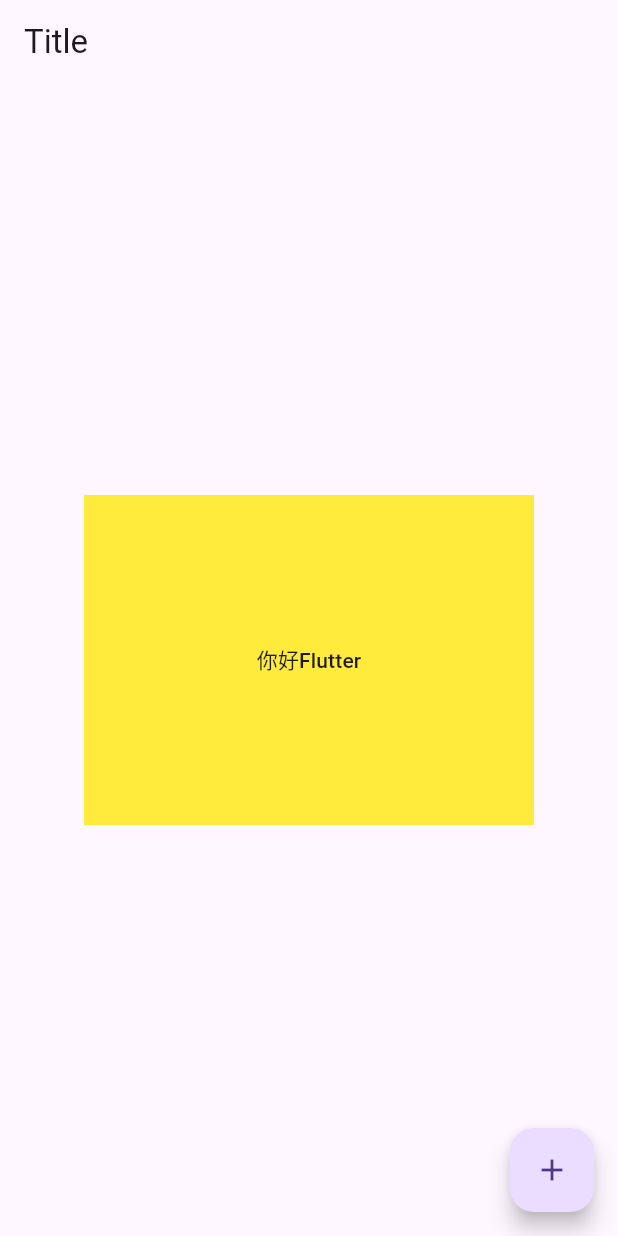
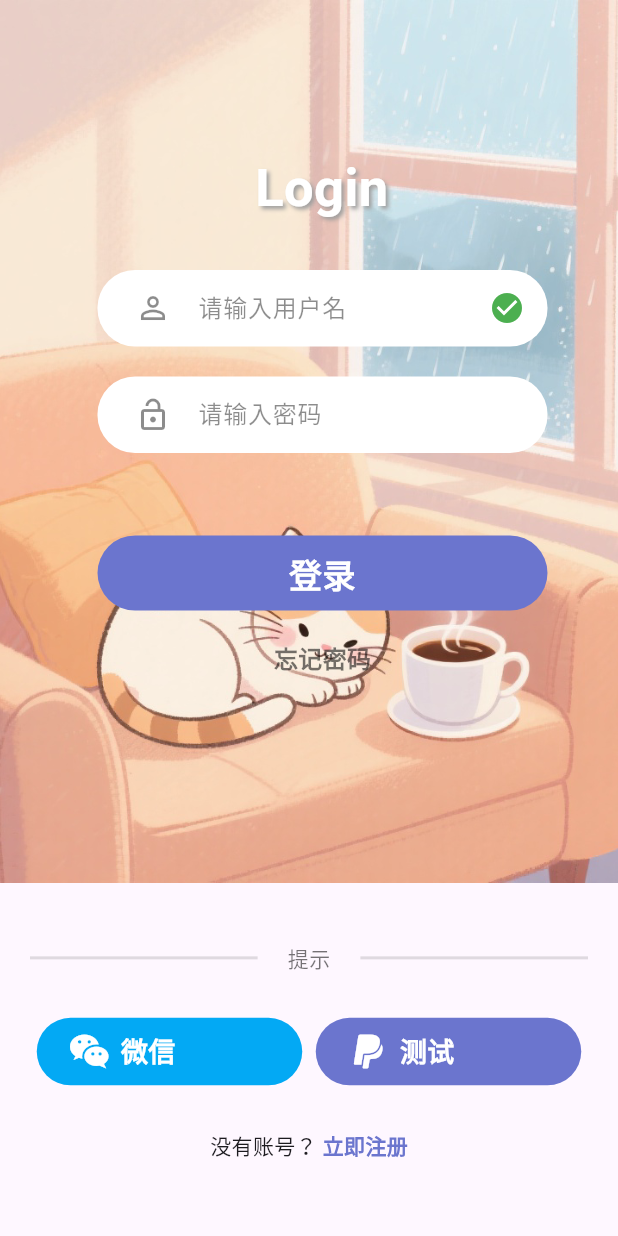
Before and after one commit to Mhua99/flutter_project, a Flutter app: the screen it shows after launch, on a phone screen of 412 x 824 dp. Run offline on Flutter 3.47's test engine with Material 3 defaults, Android fonts, the phone set to English and light mode, and no system bars; our stand-ins replace dio, readmore.

Commit message:
feat: demo21

```diff
--- /dev/null
+++ b/lib/demo21/main.dart
@@ -0,0 +1,255 @@
+import 'package:flutter/material.dart';
+
+class MyApp extends StatelessWidget {
+  const MyApp({super.key});
+
+  @override
+  Widget build(BuildContext context) {
+    return const MaterialApp(home: MyHomePage());
+  }
+}
+
+class MyHomePage extends StatefulWidget {
+  const MyHomePage({super.key});
+
+  @override
+  State<MyHomePage> createState() => _MyHomePageState();
+}
+
+class _MyHomePageState extends State<MyHomePage> {
+  @override
+  Widget build(BuildContext context) {
+    Size size = MediaQuery.of(context).size;
+    return Scaffold(
+      // appBar: AppBar(title: const Text('login page')),
+      body: Column(
+        mainAxisAlignment: MainAxisAlignment.start,
+        children: [
+          Stack(
+            children: [
+              SizedBox(
+                width: size.width,
+                height: size.height / 1.4,
+                child: Image.asset("assets/demo21/1.png", fit: BoxFit.cover),
+              ),
+              Positioned(
+                top: 100,
+                left: 170,
+                child: Text(
+                  "Login",
+                  style: TextStyle(
+                    fontSize: 35,
+                    fontWeight: FontWeight.bold,
+                    color: Colors.white,
+                    shadows: [
+                      Shadow(
+                        color: Colors.grey, // 阴影颜色
+                        offset: Offset(2, 2), // 阴影偏移量 (x, y)
+                        blurRadius: 3, // 阴影模糊半径
+                      ),
+                    ],
+                  ),
+                ),
+              ),
+              Positioned(
+                top: 180,
+                left: 65,
+                child: Column(
+                  children: [
+                    usernameInput(),
+                    SizedBox(height: 20),
+                    passwordInput(),
+                    SizedBox(height: 55),
+                    Container(
+                      width: 300,
+                      height: 50,
+                      decoration: BoxDecoration(
+                        color: Color(0xFF6B75CE),
+                        borderRadius: BorderRadius.circular(25),
+                      ),
+                      child: Padding(
+                        padding: EdgeInsets.only(top: 10),
+                        child: Text(
+                          "登录",
+                          textAlign: TextAlign.center,
+                          style: TextStyle(
+                            color: Colors.white,
+                            fontSize: 22,
+                            fontWeight: FontWeight.bold,
+                          ),
+                        ),
+                      ),
+                    ),
+                    SizedBox(height: 20),
+                    Text(
+                      "忘记密码",
+                      textAlign: TextAlign.center,
+                      style: TextStyle(
+                        fontSize: 16,
+                        fontWeight: FontWeight.bold,
+                        color: Colors.black54,
+                      ),
+                    ),
+                  ],
+                ),
+              ),
+            ],
+          ),
+          SizedBox(height: 40),
+          Padding(
+            padding: EdgeInsets.symmetric(horizontal: 20),
+            child: Row(
+              mainAxisAlignment: MainAxisAlignment.center,
+              children: [
+                Expanded(child: Container(color: Colors.black12, height: 2)),
+                Padding(
+                  padding: EdgeInsets.symmetric(horizontal: 20),
+                  child: Text("提示", style: TextStyle(fontSize: 14, color: Colors.black54),)
+                ),
+                Expanded(
+                  child: Container(
+                    color: Colors.black12,
+                    width: 100,
+                    height: 2,
+                  ),
+                ),
+              ],
+            ),
+          ),
+          Padding(
+            padding: const EdgeInsets.symmetric(horizontal: 20, vertical: 30),
+            child: Row(
+              mainAxisAlignment: MainAxisAlignment.spaceAround,
+              children: [
+                Container(
+                  width: 177,
+                  height: 45,
+                  decoration: BoxDecoration(
+                    color: Colors.lightBlue,
+                    borderRadius: BorderRadius.circular(50),
+                  ),
+                  child: Row(
+                    children: [
+                      SizedBox(width: 20),
+                      Icon(Icons.wechat, size: 30, color: Colors.white),
+                      SizedBox(width: 6),
+                      Text(
+                        "微信",
+                        style: TextStyle(
+                          fontSize: 18,
+                          fontWeight: FontWeight.bold,
+                          color: Colors.white,
+                        ),
+                      ),
+                    ],
+                  ),
+                ),
+                Container(
+                  width: 177,
+                  height: 45,
+                  decoration: BoxDecoration(
+                    color: Color(0xFF6B75CE),
+                    borderRadius: BorderRadius.circular(50),
+                  ),
+                  child: Row(
+                    children: [
+                      SizedBox(width: 20),
+                      Icon(Icons.paypal, size: 30, color: Colors.white),
+                      SizedBox(width: 6),
+                      Text(
+                        "测试",
+                        style: TextStyle(
+                          fontSize: 18,
+                          fontWeight: FontWeight.bold,
+                          color: Colors.white,
+                        ),
+                      ),
+                    ],
+                  ),
+                ),
+              ],
+            ),
+          ),
+          Text.rich(
+            TextSpan(
+              children: [
+                TextSpan(text: "没有账号？"),
+                TextSpan(
+                  text: " 立即注册",
+                  style: TextStyle(
+                    fontWeight: FontWeight.bold,
+                    color: Color(0xFF6B75CE),
+                  ),
+                ),
+              ],
+            ),
+          ),
+        ],
+      ),
+    );
+  }
+
+  usernameInput() {
+    return Container(
+      width: 300,
+      decoration: BoxDecoration(
+        color: Colors.white,
+        borderRadius: BorderRadius.circular(25),
+      ),
+      child: Row(
+        children: [
+          Padding(
+            padding: EdgeInsets.only(left: 25),
+            child: Icon(Icons.person_outline, color: Colors.black45),
+          ),
+          Expanded(
+            child: Padding(
+              padding: EdgeInsets.only(left: 18, bottom: 3),
+              child: TextField(
+                decoration: InputDecoration(
+                  hintText: "请输入用户名",
+                  hintStyle: TextStyle(color: Colors.black45),
+                  border: InputBorder.none,
+                ),
+              ),
+            ),
+          ),
+          Padding(
+            padding: EdgeInsets.only(right: 15),
+            child: Icon(Icons.check_circle, color: Colors.green),
+          ),
+        ],
+      ),
+    );
+  }
+
+  passwordInput() {
+    return Container(
+      width: 300,
+      decoration: BoxDecoration(
+        color: Colors.white,
+        borderRadius: BorderRadius.circular(25),
+      ),
+      child: Row(
+        children: [
+          Padding(
+            padding: EdgeInsets.only(left: 25),
+            child: Icon(Icons.lock_open_outlined, color: Colors.black45),
+          ),
+          Expanded(
+            child: Padding(
+              padding: EdgeInsets.only(left: 18, bottom: 3),
+              child: TextField(
+                decoration: InputDecoration(
+                  hintText: "请输入密码",
+                  hintStyle: TextStyle(color: Colors.black45),
+                  border: InputBorder.none,
+                ),
+              ),
+            ),
+          ),
+        ],
+      ),
+    );
+  }
+}
--- a/lib/main.dart
+++ b/lib/main.dart
@@ -1,5 +1,5 @@
 import 'package:flutter/material.dart';
-import "./demo20/main.dart";
+import "./demo21/main.dart";
 
 void main() {
   runApp(const MyApp());
--- a/pubspec.yaml
+++ b/pubspec.yaml
@@ -65,6 +65,7 @@
      - assets/demo05/
      - assets/demo07/
      - assets/demo10/
+     - assets/demo21/
 
   # An image asset can refer to one or more resolution-specific "variants", see
   # https://flutter.dev/to/resolution-aware-images
```
Also changed, not shown: assets/demo21/1.png (added), images/21-1.png (added), 1 other file.
